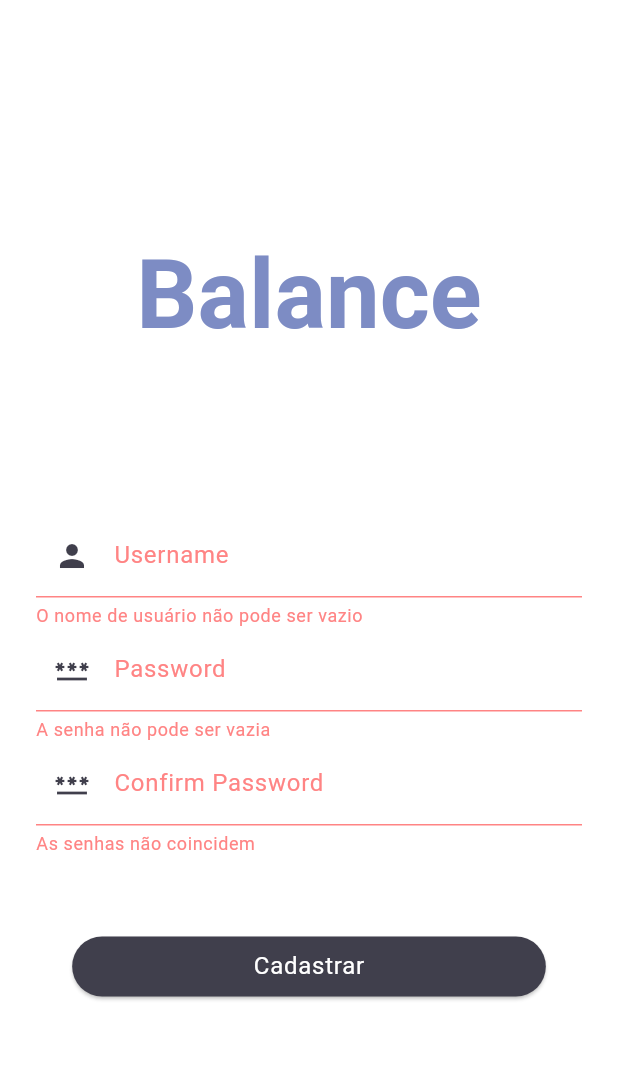
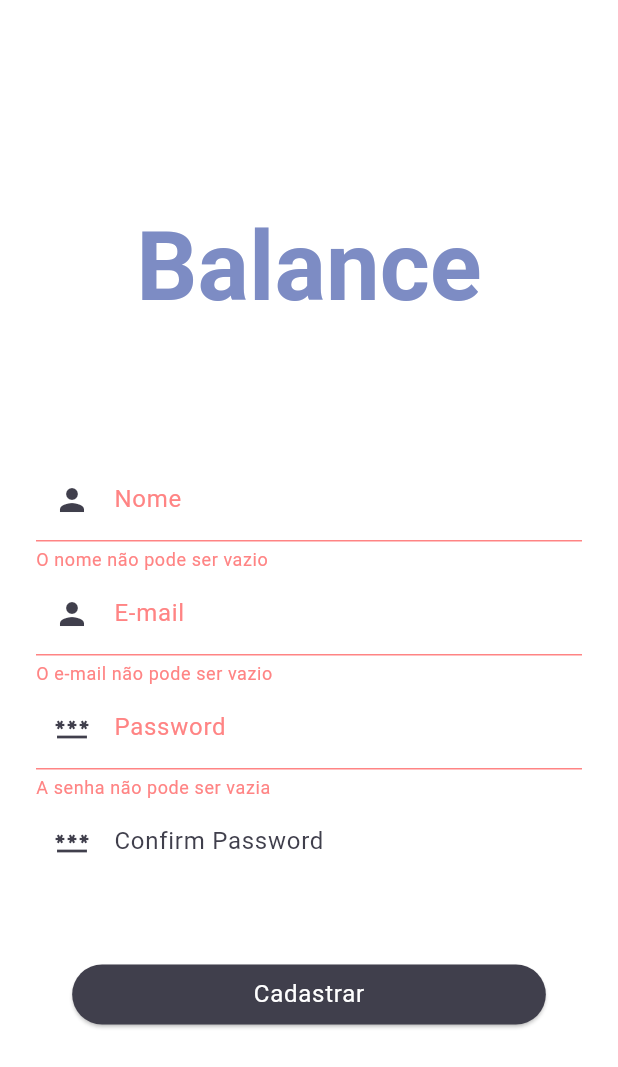
Before and after one commit to gabrielschorsch/balance, a Flutter app: the SignInPage screen opened directly, after a tap on "Cadastrar", on a phone screen of 412 x 824 dp. Shown: the top 1067 px of the screen. Run offline on Flutter 3.47's test engine with Material 2 defaults, Android fonts, the phone set to English and light mode, and no system bars; our stand-ins replace dropdown_button2, firebase_auth, firebase_core, fl_chart, google_fonts; accounts and stored records are empty; Roboto replaces fonts that are missing (Koulen).

Commit message:
feat: signin working

```diff
--- a/lib/pages/signin.dart
+++ b/lib/pages/signin.dart
@@ -1,5 +1,9 @@
+import 'package:app/controllers/auth_controller.dart';
 import 'package:app/pages/dashboard.dart';
+import 'package:app/pages/home.dart';
 import 'package:flutter/material.dart';
+import 'package:flutter/services.dart';
+import 'package:provider/provider.dart';
 
 class SignInPage extends StatefulWidget {
   const SignInPage({super.key});
@@ -12,11 +16,14 @@ class _SignInPageState extends State<SignInPage> {
   @override
   Widget build(BuildContext context) {
     final formKey = GlobalKey<FormState>();
-    String? username;
-    String? password;
-    String? confirmPassword;
+    final TextEditingController nameController = TextEditingController();
+    final TextEditingController emailController = TextEditingController();
+    final TextEditingController passwordController = TextEditingController();
+    final TextEditingController confirmPasswordController =
+        TextEditingController();
 
     return Scaffold(
+      resizeToAvoidBottomInset: false,
       backgroundColor: Theme.of(context).colorScheme.background,
       body: Padding(
         padding: const EdgeInsets.symmetric(vertical: 50),
@@ -37,16 +44,14 @@ class _SignInPageState extends State<SignInPage> {
                     mainAxisAlignment: MainAxisAlignment.spaceAround,
                     children: [
                       TextFormField(
-                        autovalidateMode: AutovalidateMode.onUserInteraction,
-                        onChanged: (value) => setState(() {
-                          username = value;
-                        }),
+                        controller: nameController,
                         validator: (value) {
                           if (value == null || value.isEmpty) {
-                            return "O nome de usuário não pode ser vazio";
+                            return "O nome não pode ser vazio";
                           }
                           return null;
                         },
+                        keyboardType: TextInputType.name,
                         decoration: InputDecoration(
                           border: const UnderlineInputBorder(
                             borderSide: BorderSide(
@@ -54,7 +59,7 @@ class _SignInPageState extends State<SignInPage> {
                               width: 2,
                             ),
                           ),
-                          labelText: "Username",
+                          labelText: "Nome",
                           prefixIcon: Icon(
                             Icons.person,
                             color: Theme.of(context).colorScheme.secondary,
@@ -62,10 +67,30 @@ class _SignInPageState extends State<SignInPage> {
                         ),
                       ),
                       TextFormField(
-                        autovalidateMode: AutovalidateMode.onUserInteraction,
-                        onChanged: (value) => setState(() {
-                          password = value;
-                        }),
+                        controller: emailController,
+                        validator: (value) {
+                          if (value == null || value.isEmpty) {
+                            return "O e-mail não pode ser vazio";
+                          }
+                          return null;
+                        },
+                        keyboardType: TextInputType.emailAddress,
+                        decoration: InputDecoration(
+                          border: const UnderlineInputBorder(
+                            borderSide: BorderSide(
+                              color: Colors.red,
+                              width: 2,
+                            ),
+                          ),
+                          labelText: "E-mail",
+                          prefixIcon: Icon(
+                            Icons.person,
+                            color: Theme.of(context).colorScheme.secondary,
+                          ),
+                        ),
+                      ),
+                      TextFormField(
+                        controller: passwordController,
                         obscureText: true,
                         validator: (value) {
                           if (value == null || value.isEmpty) {
@@ -85,10 +110,10 @@ class _SignInPageState extends State<SignInPage> {
                         ),
                       ),
                       TextFormField(
-                        autovalidateMode: AutovalidateMode.onUserInteraction,
+                        controller: confirmPasswordController,
                         obscureText: true,
                         validator: (value) {
-                          if (value != password) {
+                          if (value != passwordController.text) {
                             return "As senhas não coincidem";
                           }
                           return null;
@@ -104,15 +129,25 @@ class _SignInPageState extends State<SignInPage> {
                       const SizedBox(height: 50),
                       Button(
                         text: 'Cadastrar',
-                        onPressed: () {
+                        onPressed: () async {
                           if (!formKey.currentState!.validate()) {
                             return;
                           }
-                          Navigator.of(context).push(
-                            MaterialPageRoute(
-                              builder: (context) => const Dashboard(),
-                            ),
-                          );
+                          await context
+                              .read<AuthController>()
+                              .register(
+                                nameController.text,
+                                emailController.text,
+                                passwordController.text,
+                              )
+                              .then((value) => {
+                                    Navigator.pushReplacement(
+                                      context,
+                                      MaterialPageRoute(
+                                        builder: (context) => const Home(),
+                                      ),
+                                    ),
+                                  });
                         },
                       ),
                     ],
--- a/lib/pages/starting_page.dart
+++ b/lib/pages/starting_page.dart
@@ -2,6 +2,7 @@ import 'package:app/controllers/expense_controller.dart';
 import 'package:app/domains/expense.dart';
 import 'package:app/pages/add_category.dart';
 import 'package:app/pages/add_payment_method.dart';
+import 'package:firebase_auth/firebase_auth.dart';
 import 'package:flutter/material.dart';
 import 'package:provider/provider.dart';
 
@@ -16,6 +17,7 @@ class _StartingPageState extends State<StartingPage> {
   @override
   Widget build(BuildContext context) {
     final _controller = context.watch<ExpenseController>();
+
     return Scaffold(
       appBar: AppBar(
         toolbarHeight: 400,
@@ -30,7 +32,7 @@ class _StartingPageState extends State<StartingPage> {
                   crossAxisAlignment: CrossAxisAlignment.start,
                   children: [
                     Text(
-                      "Olá, Gabriel",
+                      "Olá, ${FirebaseAuth.instance.currentUser!.displayName}",
                       style: Theme.of(context)
                           .textTheme
                           .titleMedium!
--- a/pubspec.yaml
+++ b/pubspec.yaml
@@ -40,6 +40,7 @@ dependencies:
   provider: ^6.0.5
   dropdown_button2: ^2.3.9
   firebase_core: ^2.17.0
+  firebase_auth: ^4.10.1
 
 dev_dependencies:
   flutter_test:
```
Also changed, not shown: lib/controllers/auth_controller.dart (added, +26 -0 lines), lib/main.dart (+15 -3 lines), pubspec.lock.
